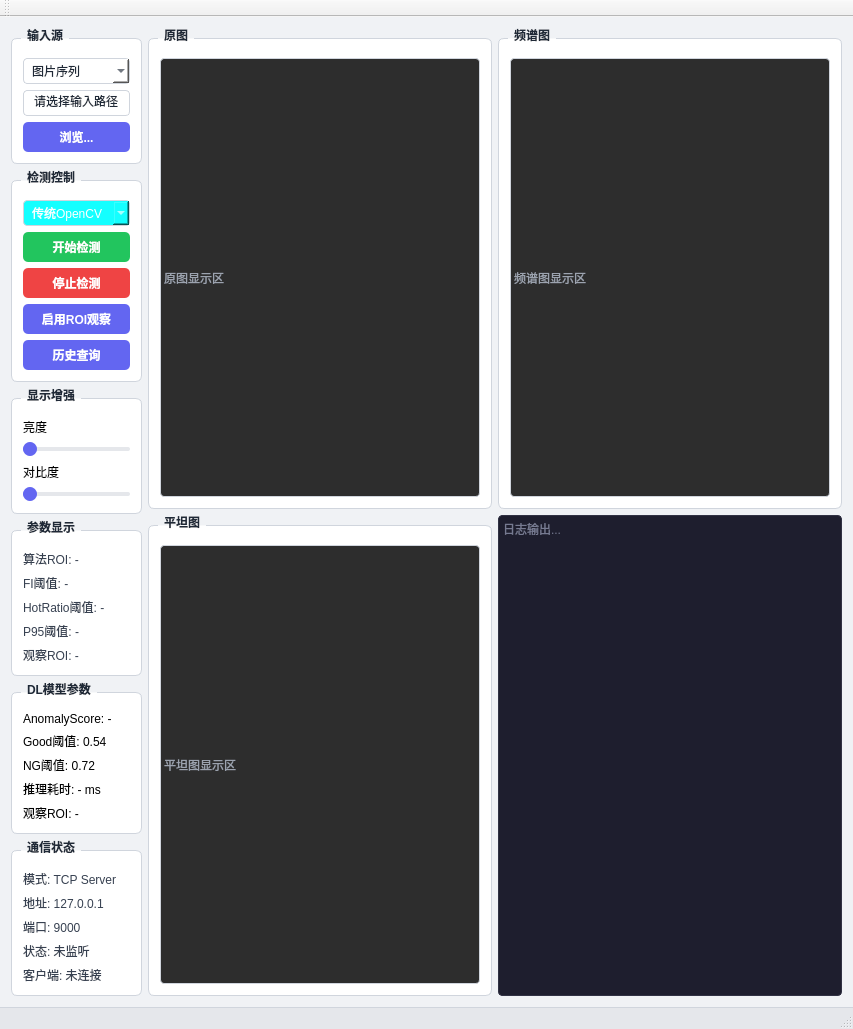
The window that WaferMaster/ui/WaferMaster.ui (recklevs/WaferMaster) describes before a commit, drawn with Qt 5.
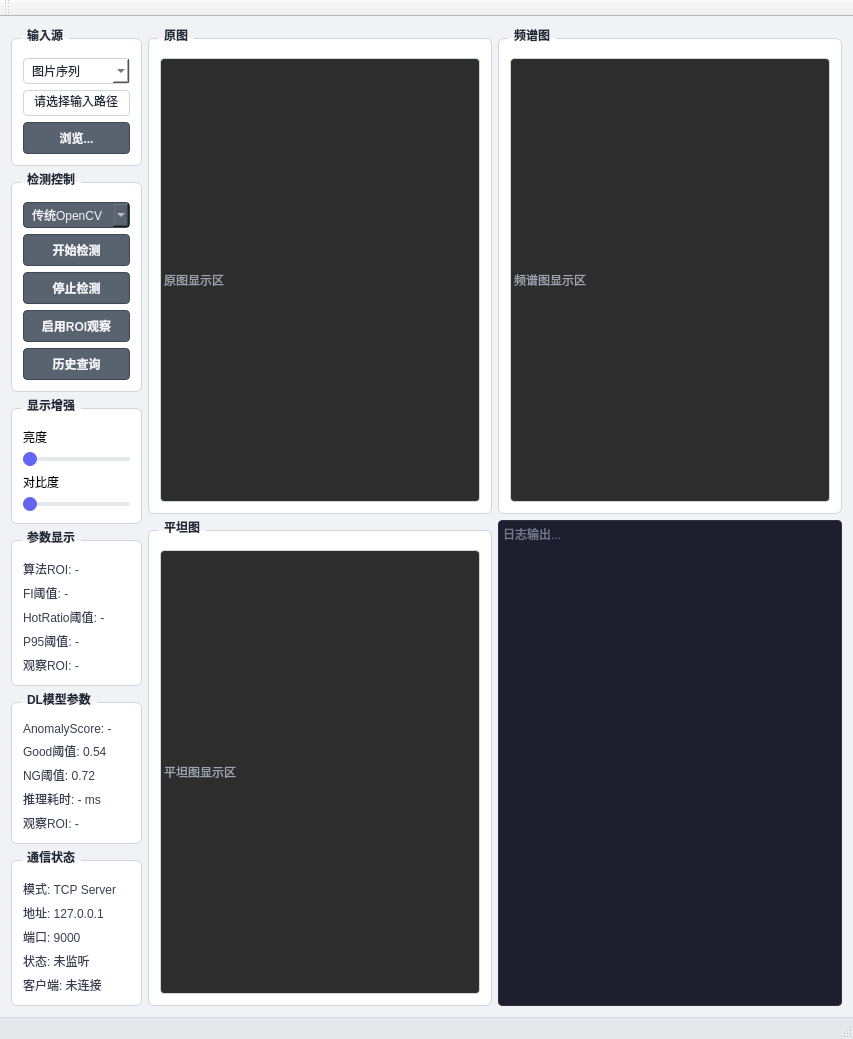
The same window after the commit.

What changed in the file:
```diff
--- a/WaferMaster/ui/WaferMaster.ui
+++ b/WaferMaster/ui/WaferMaster.ui
@@ -49,7 +49,8 @@
 }
 
 /* --- 参数显示 QLabel --- */
-QGroupBox#groupParams QLabel {
+QGroupBox#groupParams QLabel,
+QGroupBox#groupDLParams QLabel {
     background: transparent;
     color: #374151;
 }
@@ -71,64 +72,33 @@
     selection-background-color: #45475a;
 }
 
-/* --- 通用 QPushButton 样式 --- */
+/* ---  QPushButton：统一钢灰色调 --- */
 QPushButton {
-    color: #ffffff;
-    border: none;
-    border-radius: 5px;
+    color: #f3f4f6;
+    background-color: #59636f;
+    border: 1px solid #3f4852;
+    border-radius: 4px;
     padding: 6px 12px;
     font-size: 9pt;
     font-weight: bold;
 }
-
-/* --- 开始检测：绿色 --- */
-QPushButton#btnStart {
-    background-color: #22c55e;
+QPushButton:hover {
+    background-color: #687481;
+    border-color: #323a43;
 }
 QPushButton#btnStart:hover {
     background-color: #16a34a;
 }
-QPushButton#btnStart:pressed {
-    background-color: #15803d;
-}
-QPushButton#btnStart:disabled {
-    background-color: #86efac;
-}
-
-/* --- 停止检测：红色 --- */
-QPushButton#btnStop {
-    background-color: #ef4444;
-}
-QPushButton#btnStop:hover {
-    background-color: #dc2626;
-}
-QPushButton#btnStop:pressed {
-    background-color: #b91c1c;
-}
-QPushButton#btnStop:disabled {
-    background-color: #fca5a5;
-}
-
-/* --- 浏览 / 观察ROI/历史查询：蓝灰 --- */
-QPushButton#btnBrowse,
-QPushButton#btnObserveRoi,
-QPushButton#btnQueryHistory {
-    background-color: #6366f1;
-}
-QPushButton#btnBrowse:hover,
-QPushButton#btnObserveRoi:hover,
-QPushButton#btnQueryHistory:hover {
-    background-color: #4f46e5;
-}
-QPushButton#btnBrowse:pressed,
-QPushButton#btnObserveRoi:pressed,
-QPushButton#btnQueryHistory:pressed {
-    background-color: #4338ca;
+QPushButton:disabled {
+    color: #e5e7eb;
+    background-color: #a2a9b1;
+    border-color: #9299a2;
 }
 
 /* --- 勾选状态（checkable 按钮）--- */
-QPushButton#btnObserveRoi:checked {
-    background-color: #f59e0b;
+QPushButton:checked {
+    background-color: #424b55;
+    border-color: #2f3740;
 }
 QPushButton#btnObserveRoi:checked:hover {
     background-color: #d97706;
@@ -225,8 +195,9 @@
            <item>
             <widget class="QComboBox" name="cmbDetectionMode">
              <property name="styleSheet">
-              <string notr="true">background-color: rgb(20, 255, 255);
-color: rgb(255, 255, 255);</string>
+              <string notr="true">background-color: #59636f;
+color: #f3f4f6;
+border: 1px solid #3f4852;</string>
              </property>
              <item>
               <property name="text">
```
Left out of the diff: 9 changed lines with no effect on the pictures.
